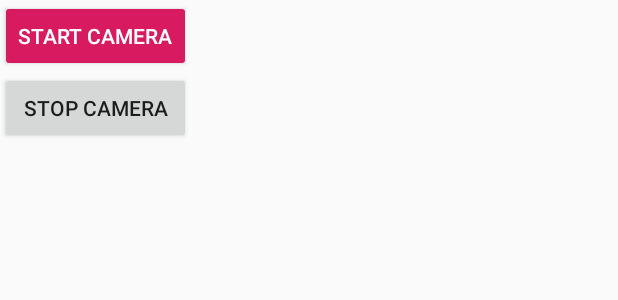
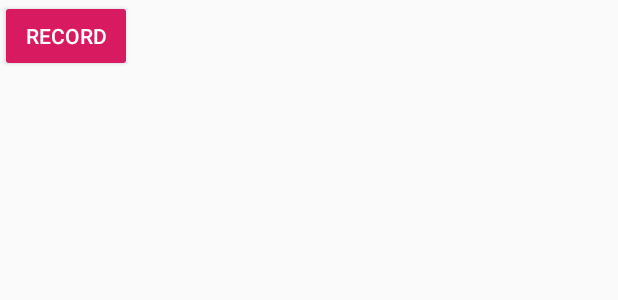
Before and after one commit to mghosal10/Drowsiness-Detection, an Android app: the layout activity_camera.xml on its own in the app's theme, with its tools: preview values and no code run, on a phone screen of 412 x 824 dp. Shown: the top 300 px of the screen. Run offline under Robolectric (Android 15) with nearby library versions, the phone set to English and light mode, and no system bars.

Commit message:
Record toggle button

```diff
--- a/Android/DrowsinessDetector/app/src/main/AndroidManifest.xml
+++ b/Android/DrowsinessDetector/app/src/main/AndroidManifest.xml
@@ -14,6 +14,9 @@
 
     <!-- Permission to use external storage -->
     <uses-permission android:name="android.permission.WRITE_EXTERNAL_STORAGE" />
+
+    <!-- Permission to access the internet (for uploading video to AWS) -->
+    <uses-permission android:name="android.permission.INTERNET" />
 
     <application
         android:allowBackup="true"
--- a/Android/DrowsinessDetector/app/src/main/java/com/example/drowsinessdetector/HomeActivity.java
+++ b/Android/DrowsinessDetector/app/src/main/java/com/example/drowsinessdetector/HomeActivity.java
@@ -69,7 +69,7 @@ public class HomeActivity extends AppCompatActivity {
         return true;
     }
 
-    public void startCamera(View view) {
+    public void startCameraActivity(View view) {
         Log.d("HomeActivity", "startCamera()");
 
         // check if this device has a camera
--- a/Android/DrowsinessDetector/app/src/main/res/layout/activity_camera.xml
+++ b/Android/DrowsinessDetector/app/src/main/res/layout/activity_camera.xml
@@ -14,23 +14,17 @@
         android:orientation="vertical">
 
         <Button
-            android:id="@+id/start_camera_button"
+            android:id="@+id/camera_button"
             android:layout_width="fill_parent"
             android:layout_height="wrap_content"
             android:backgroundTint="@color/colorAccent"
-            android:onClick="startCamera"
+            android:onClick="toggleCamera"
             android:text="@string/start_camera_button"
             android:textColor="@android:color/white"
             app:layout_constraintEnd_toEndOf="parent"
             app:layout_constraintStart_toStartOf="parent"
             app:layout_constraintTop_toTopOf="parent" />
 
-        <Button
-            android:id="@+id/stop_camera_button"
-            android:layout_width="fill_parent"
-            android:layout_height="wrap_content"
-            android:onClick="stopCamera"
-            android:text="@string/stop_camera_button" />
     </LinearLayout>
 
     <FrameLayout
--- a/Android/DrowsinessDetector/app/src/main/res/layout/activity_home.xml
+++ b/Android/DrowsinessDetector/app/src/main/res/layout/activity_home.xml
@@ -13,7 +13,7 @@
         android:backgroundTint="@color/colorAccent"
         android:text="@string/start_camera_button"
         android:textColor="@android:color/white"
-        android:onClick="startCamera"
+        android:onClick="startCameraActivity"
         app:layout_constraintBottom_toBottomOf="parent"
         app:layout_constraintEnd_toEndOf="parent"
         app:layout_constraintStart_toStartOf="parent"
--- a/Android/DrowsinessDetector/app/src/main/res/values/strings.xml
+++ b/Android/DrowsinessDetector/app/src/main/res/values/strings.xml
@@ -3,6 +3,6 @@
     <string name="login_button">Log In</string>
     <string name="password_button">Password</string>
     <string name="username_button">Username</string>
-    <string name="start_camera_button">Start Camera</string>
+    <string name="start_camera_button">Record</string>
     <string name="stop_camera_button">Stop Camera</string>
 </resources>
```
Also changed, not shown: Android/DrowsinessDetector/app/src/main/java/com/example/drowsinessdetector/CameraActivity.java (+93 -7 lines), 1 other file.
